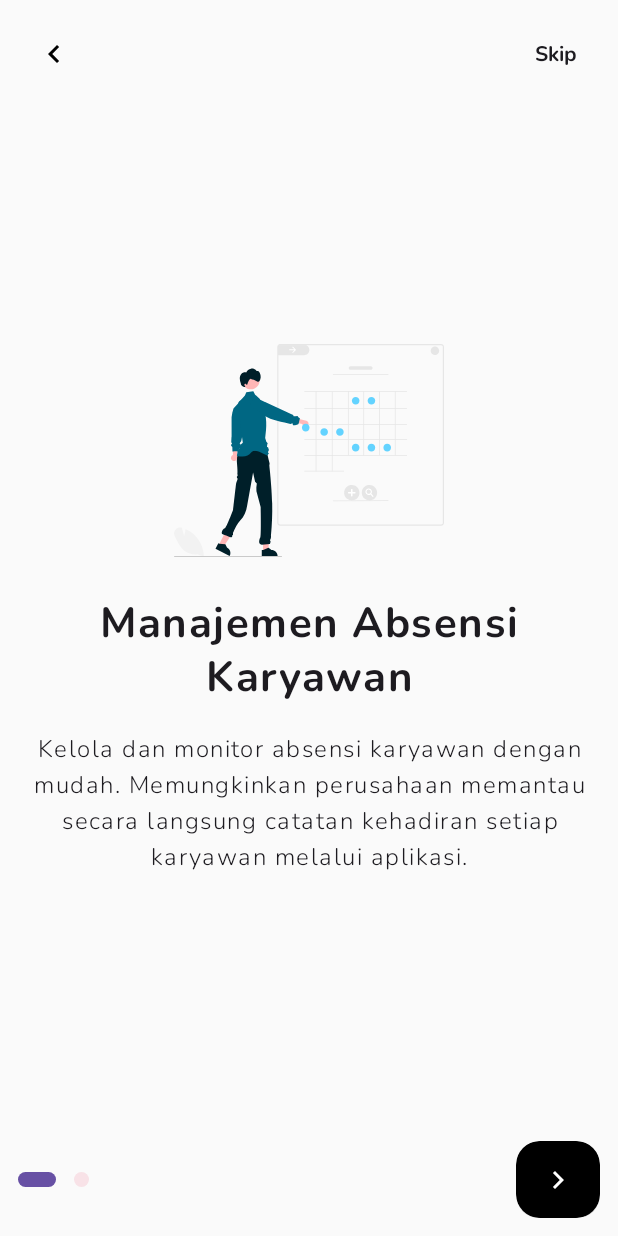
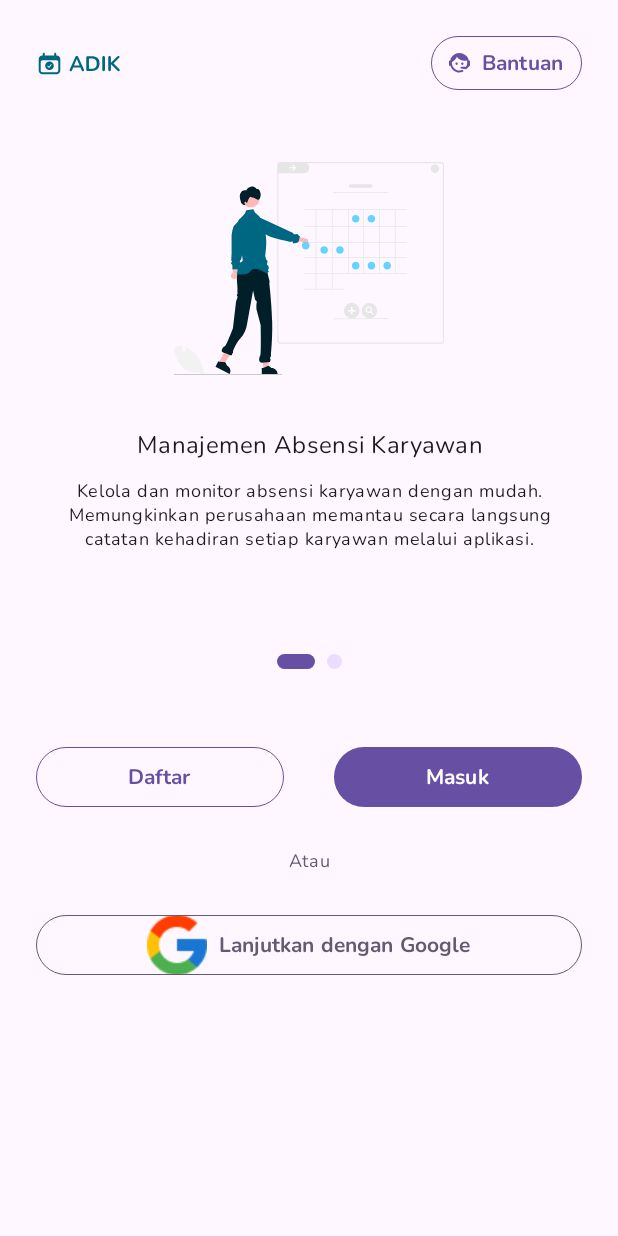
Before and after one commit to fauzanramadhani/ADIK, an Android app built with Jetpack Compose: the OnBoardingScreen screen opened through its navigation route, on a phone screen of 412 x 824 dp. Run offline under Robolectric (Android 15) with nearby library versions, the phone set to English and light mode, and no system bars; our stand-ins replace accompanist.

Commit message:
feat: finishing OnBoardingScreen UI

```diff
--- /dev/null
+++ b/app/src/main/java/com/fgr/adik/component/button/ButtonFilledBase.kt
@@ -0,0 +1,39 @@
+package com.fgr.adik.component.button
+
+import androidx.compose.foundation.layout.PaddingValues
+import androidx.compose.foundation.layout.RowScope
+import androidx.compose.foundation.shape.RoundedCornerShape
+import androidx.compose.material3.ButtonColors
+import androidx.compose.material3.ButtonDefaults
+import androidx.compose.material3.FilledTonalButton
+import androidx.compose.material3.MaterialTheme
+import androidx.compose.runtime.Composable
+import androidx.compose.ui.Modifier
+import androidx.compose.ui.graphics.Shape
+import androidx.compose.ui.unit.dp
+
+@Composable
+fun ButtonPrimaryBase(
+    modifier: Modifier = Modifier,
+    enabled: Boolean = true,
+    colors: ButtonColors = ButtonDefaults.filledTonalButtonColors(
+        containerColor = MaterialTheme.colorScheme.primary,
+        contentColor = MaterialTheme.colorScheme.onPrimary,
+        disabledContainerColor = MaterialTheme.colorScheme.surfaceVariant,
+        disabledContentColor = MaterialTheme.colorScheme.onPrimary
+    ),
+    shape: Shape = RoundedCornerShape(100.dp),
+    paddingValues: PaddingValues = PaddingValues(horizontal = 12.dp),
+    onClick: () -> Unit = {},
+    content: @Composable RowScope.() -> Unit = {},
+) {
+    FilledTonalButton(
+        modifier = modifier,
+        enabled = enabled,
+        shape = shape,
+        colors = colors,
+        contentPadding = paddingValues,
+        onClick = onClick,
+        content = content,
+    )
+}
--- a/app/src/main/java/com/fgr/adik/component/button/ButtonHelp.kt
+++ b/app/src/main/java/com/fgr/adik/component/button/ButtonHelp.kt
@@ -3,6 +3,7 @@ package com.fgr.adik.component.button
 import androidx.compose.foundation.layout.Arrangement
 import androidx.compose.foundation.layout.Column
 import androidx.compose.foundation.layout.Spacer
+import androidx.compose.foundation.layout.height
 import androidx.compose.foundation.layout.padding
 import androidx.compose.material3.Icon
 import androidx.compose.material3.Text
@@ -20,7 +21,9 @@ fun ButtonHelp(
     enabled: Boolean = true,
     onClick: () -> Unit = {},
 ) {
-    ButtonSecondaryBase(
+    ButtonOutlinedBase(
+        modifier = Modifier
+            .height(36.dp),
         enabled = enabled,
         onClick = onClick
     ) {
--- /dev/null
+++ b/app/src/main/java/com/fgr/adik/component/button/ButtonLoginWithGoogle.kt
@@ -0,0 +1,79 @@
+package com.fgr.adik.component.button
+
+import androidx.compose.foundation.Image
+import androidx.compose.foundation.layout.Arrangement
+import androidx.compose.foundation.layout.Column
+import androidx.compose.foundation.layout.Spacer
+import androidx.compose.foundation.layout.fillMaxWidth
+import androidx.compose.foundation.layout.padding
+import androidx.compose.material3.MaterialTheme
+import androidx.compose.material3.Text
+import androidx.compose.runtime.Composable
+import androidx.compose.ui.Modifier
+import androidx.compose.ui.graphics.ColorFilter
+import androidx.compose.ui.res.painterResource
+import androidx.compose.ui.res.stringResource
+import androidx.compose.ui.tooling.preview.Preview
+import androidx.compose.ui.unit.dp
+import com.fgr.adik.R
+import com.fgr.adik.ui.theme.ADIKTheme
+
+@Composable
+fun ButtonLoginWithGoogle(
+    modifier: Modifier = Modifier,
+    enabled: Boolean = true,
+    onClick: () -> Unit = {}
+) {
+    with(MaterialTheme) {
+        ButtonOutlinedBase(
+            modifier = modifier,
+            enabled = enabled,
+            contentColor = colorScheme.secondary,
+            borderColor = colorScheme.secondary,
+            onClick = onClick
+        ) {
+            Image(
+                painter = painterResource(id = R.drawable.icon_google),
+                colorFilter = if (!enabled) {
+                    ColorFilter.tint(
+                        color = colorScheme.secondary.copy(0.38f)
+                    )
+                } else {
+                    null
+                },
+                contentDescription = null,
+            )
+            Spacer(
+                modifier = Modifier
+                    .padding(horizontal = 4.dp)
+            )
+            Text(
+                text = stringResource(id = R.string.button_sign_in_with_google),
+                style = typography.labelLarge,
+            )
+        }
+    }
+}
+
+@Preview
+@Composable
+fun ButtonSignInWithGooglePreview() {
+    ADIKTheme {
+        Column(
+            verticalArrangement = Arrangement.spacedBy(12.dp),
+            modifier = Modifier
+                .padding(24.dp)
+        ) {
+            ButtonLoginWithGoogle(
+                enabled = true,
+                modifier = Modifier
+                    .fillMaxWidth()
+            )
+            ButtonLoginWithGoogle(
+                enabled = false,
+                modifier = Modifier
+                    .fillMaxWidth()
+            )
+        }
+    }
+}
--- a/app/src/main/java/com/fgr/adik/component/button/ButtonSecondaryBase.kt
+++ b/app/src/main/java/com/fgr/adik/component/button/ButtonOutlinedBase.kt
@@ -3,27 +3,32 @@ package com.fgr.adik.component.button
 import androidx.compose.foundation.BorderStroke
 import androidx.compose.foundation.layout.PaddingValues
 import androidx.compose.foundation.layout.RowScope
+import androidx.compose.foundation.shape.RoundedCornerShape
 import androidx.compose.material3.ButtonDefaults
 import androidx.compose.material3.MaterialTheme
+import androidx.compose.material3.OutlinedButton
 import androidx.compose.runtime.Composable
 import androidx.compose.ui.Modifier
 import androidx.compose.ui.graphics.Color
+import androidx.compose.ui.graphics.Shape
 import androidx.compose.ui.unit.dp
 
 @Composable
-fun ButtonSecondaryBase(
+fun ButtonOutlinedBase(
     modifier: Modifier = Modifier,
     enabled: Boolean = true,
     contentColor: Color = MaterialTheme.colorScheme.primary,
     borderColor: Color = MaterialTheme.colorScheme.primary,
+    shape: Shape = RoundedCornerShape(100.dp),
     paddingValues: PaddingValues = PaddingValues(horizontal = 12.dp),
     onClick: () -> Unit = {},
     content: @Composable RowScope.() -> Unit = {},
 ) {
     with(MaterialTheme) {
-        ButtonBase(
+        OutlinedButton(
             modifier = modifier,
             enabled = enabled,
+            shape = shape,
             colors = ButtonDefaults.outlinedButtonColors(
                 containerColor = colorScheme.surface,
                 contentColor = contentColor,
--- /dev/null
+++ b/app/src/main/java/com/fgr/adik/component/button/ButtonPrimary.kt
@@ -0,0 +1,64 @@
+package com.fgr.adik.component.button
+
+import androidx.compose.foundation.layout.Arrangement
+import androidx.compose.foundation.layout.Column
+import androidx.compose.foundation.layout.fillMaxWidth
+import androidx.compose.foundation.layout.padding
+import androidx.compose.material3.ButtonColors
+import androidx.compose.material3.ButtonDefaults
+import androidx.compose.material3.MaterialTheme
+import androidx.compose.material3.Text
+import androidx.compose.runtime.Composable
+import androidx.compose.ui.Modifier
+import androidx.compose.ui.tooling.preview.Preview
+import androidx.compose.ui.unit.dp
+import com.fgr.adik.ui.theme.ADIKTheme
+
+@Composable
+fun ButtonPrimary(
+    modifier: Modifier = Modifier,
+    enabled: Boolean = true,
+    text: String = "",
+    colors: ButtonColors = ButtonDefaults.filledTonalButtonColors(
+        containerColor = MaterialTheme.colorScheme.primary,
+        contentColor = MaterialTheme.colorScheme.onPrimary,
+        disabledContainerColor = MaterialTheme.colorScheme.surfaceVariant,
+        disabledContentColor = MaterialTheme.colorScheme.onPrimary
+    ),
+    onClick: () -> Unit = {},
+) {
+    ButtonPrimaryBase(
+        modifier = modifier,
+        colors = colors,
+        enabled = enabled,
+        onClick = onClick
+    ) {
+        Text(
+            text = text,
+            style = MaterialTheme.typography.labelLarge,
+        )
+    }
+}
+
+@Preview
+@Composable
+fun ButtonPrimaryPreview() {
+    ADIKTheme {
+        Column(
+            verticalArrangement = Arrangement.spacedBy(12.dp),
+            modifier = Modifier
+                .padding(24.dp)
+        ) {
+            ButtonPrimary(
+                modifier = Modifier.fillMaxWidth(),
+                enabled = true,
+                text = "Enabled"
+            )
+            ButtonPrimary(
+                modifier = Modifier.fillMaxWidth(),
+                enabled = false,
+                text = "Disabled"
+            )
+        }
+    }
+}
--- /dev/null
+++ b/app/src/main/java/com/fgr/adik/component/button/ButtonSecondary.kt
@@ -0,0 +1,25 @@
+package com.fgr.adik.component.button
+
+import androidx.compose.material3.MaterialTheme
+import androidx.compose.material3.Text
+import androidx.compose.runtime.Composable
+import androidx.compose.ui.Modifier
+
+@Composable
+fun ButtonSecondary(
+    modifier: Modifier = Modifier,
+    enabled: Boolean = true,
+    text: String = "",
+    onClick: () -> Unit = {}
+) {
+    ButtonOutlinedBase(
+        modifier = modifier,
+        enabled = enabled,
+        onClick = onClick,
+    ) {
+        Text(
+            text = text,
+            style = MaterialTheme.typography.labelLarge,
+        )
+    }
+}
--- a/app/src/main/java/com/fgr/adik/component/navbar/NavBarBase.kt
+++ b/app/src/main/java/com/fgr/adik/component/navbar/NavBarBase.kt
@@ -24,7 +24,7 @@ fun BaseNavBar(
         modifier = Modifier
             .fillMaxWidth()
             .background(color = backgroundColor)
-            .padding(24.dp)
+            .padding(horizontal = 24.dp, vertical = 24.dp)
     ) {
         content()
     }
--- a/app/src/main/java/com/fgr/adik/component/navbar/NavBarPrimary.kt
+++ b/app/src/main/java/com/fgr/adik/component/navbar/NavBarPrimary.kt
@@ -2,7 +2,6 @@ package com.fgr.adik.component.navbar
 
 import androidx.compose.foundation.Image
 import androidx.compose.runtime.Composable
-import androidx.compose.ui.Modifier
 import androidx.compose.ui.res.painterResource
 import androidx.compose.ui.tooling.preview.Preview
 import com.fgr.adik.R
@@ -18,7 +17,6 @@ fun NavBarPrimary(
         Image(
             painter = painterResource(id = R.drawable.icon_adik),
             contentDescription = "",
-            modifier = Modifier
         )
         ButtonHelp(
             enabled = supportButtonEnabled,
--- /dev/null
+++ b/app/src/main/java/com/fgr/adik/component/others/HorizontalDivider.kt
@@ -0,0 +1,24 @@
+package com.fgr.adik.component.others
+
+import androidx.compose.foundation.layout.fillMaxWidth
+import androidx.compose.material3.Divider
+import androidx.compose.material3.MaterialTheme
+import androidx.compose.runtime.Composable
+import androidx.compose.ui.Modifier
+import androidx.compose.ui.graphics.Color
+import androidx.compose.ui.unit.Dp
+import androidx.compose.ui.unit.dp
+
+@Composable
+fun HorizontalDiv(
+    modifier: Modifier = Modifier,
+    thickness: Dp = 0.2.dp,
+    color: Color = MaterialTheme.colorScheme.secondary
+) {
+    Divider(
+        modifier = modifier
+            .fillMaxWidth(),
+        thickness = thickness,
+        color = color
+    )
+}
--- /dev/null
+++ b/app/src/main/java/com/fgr/adik/component/others/Indicator.kt
@@ -0,0 +1,35 @@
+package com.fgr.adik.component.others
+
+import androidx.compose.animation.core.Spring
+import androidx.compose.animation.core.animateDpAsState
+import androidx.compose.animation.core.spring
+import androidx.compose.foundation.background
+import androidx.compose.foundation.layout.Box
+import androidx.compose.foundation.layout.height
+import androidx.compose.foundation.layout.width
+import androidx.compose.foundation.shape.CircleShape
+import androidx.compose.material3.MaterialTheme
+import androidx.compose.runtime.Composable
+import androidx.compose.ui.Modifier
+import androidx.compose.ui.draw.clip
+import androidx.compose.ui.unit.dp
+
+@Composable
+fun Indicator(isSelected: Boolean) {
+    val width = animateDpAsState(
+        targetValue = if (isSelected) 25.dp else 10.dp,
+        animationSpec = spring(dampingRatio = Spring.DampingRatioMediumBouncy), label = ""
+    )
+
+    Box(
+        modifier = Modifier
+            .height(10.dp)
+            .width(width.value)
+            .clip(CircleShape)
+            .background(
+                color = if (isSelected) MaterialTheme.colorScheme.primary else MaterialTheme.colorScheme.primaryContainer
+            )
+    ) {
+
+    }
+}
--- a/app/src/main/java/com/fgr/adik/ui/screen/auth/on_boarding/OnBoardingScreen.kt
+++ b/app/src/main/java/com/fgr/adik/ui/screen/auth/on_boarding/OnBoardingScreen.kt
@@ -1,172 +1,102 @@
 package com.fgr.adik.ui.screen.auth.on_boarding
 
-import androidx.compose.animation.core.Spring
-import androidx.compose.animation.core.animateDpAsState
-import androidx.compose.animation.core.spring
 import androidx.compose.foundation.Image
 import androidx.compose.foundation.background
 import androidx.compose.foundation.layout.Arrangement
-import androidx.compose.foundation.layout.Box
-import androidx.compose.foundation.layout.BoxScope
 import androidx.compose.foundation.layout.Column
-import androidx.compose.foundation.layout.PaddingValues
 import androidx.compose.foundation.layout.Row
 import androidx.compose.foundation.layout.Spacer
-import androidx.compose.foundation.layout.fillMaxHeight
 import androidx.compose.foundation.layout.fillMaxSize
 import androidx.compose.foundation.layout.fillMaxWidth
 import androidx.compose.foundation.layout.height
 import androidx.compose.foundation.layout.padding
-import androidx.compose.foundation.layout.width
-import androidx.compose.foundation.shape.CircleShape
-import androidx.compose.foundation.shape.RoundedCornerShape
-import androidx.compose.material.icons.Icons
-import androidx.compose.material.icons.outlined.KeyboardArrowLeft
-import androidx.compose.material.icons.outlined.KeyboardArrowRight
-import androidx.compose.material3.FloatingActionButton
-import androidx.compose.material3.Icon
-import androidx.compose.material3.IconButton
+import androidx.compose.foundation.rememberScrollState
+import androidx.compose.foundation.verticalScroll
+import androidx.compose.material3.ExperimentalMaterial3Api
 import androidx.compose.material3.MaterialTheme
+import androidx.compose.material3.Scaffold
 import androidx.compose.material3.Text
-import androidx.compose.material3.TextButton
 import androidx.compose.runtime.Composable
+import androidx.compose.runtime.remember
 import androidx.compose.runtime.rememberCoroutineScope
 import androidx.compose.ui.Alignment
 import androidx.compose.ui.Modifier
-import androidx.compose.ui.draw.clip
-import androidx.compose.ui.graphics.Color
 import androidx.compose.ui.res.painterResource
 import androidx.compose.ui.res.stringResource
-import androidx.compose.ui.text.font.FontWeight
 import androidx.compose.ui.text.style.TextAlign
 import androidx.compose.ui.unit.dp
-import androidx.compose.ui.unit.sp
 import androidx.navigation.NavHostController
 import com.fgr.adik.R
+import com.fgr.adik.component.button.ButtonLoginWithGoogle
+import com.fgr.adik.component.button.ButtonPrimary
+import com.fgr.adik.component.button.ButtonSecondary
+import com.fgr.adik.component.navbar.NavBarPrimary
+import com.fgr.adik.component.others.HorizontalDiv
+import com.fgr.adik.component.others.Indicator
 import com.google.accompanist.pager.ExperimentalPagerApi
 import com.google.accompanist.pager.HorizontalPager
 import com.google.accompanist.pager.rememberPagerState
-import kotlinx.coroutines.launch
 
-@OptIn(ExperimentalPagerApi::class)
+@OptIn(ExperimentalPagerApi::class, ExperimentalMaterial3Api::class)
 @Composable
 fun OnBoardingScreen(
     navHostController: NavHostController
 ) {
-    val items = OnBoardingItems.getData()
+    val items = remember {
+        OnBoardingItems.getData()
+    }
     val scope = rememberCoroutineScope()
     val pageState = rememberPagerState()
 
-    Column(modifier = Modifier.fillMaxSize()) {
-        TopSection(
-            onBackClick = {
-                if (pageState.currentPage + 1 > 1) scope.launch {
-                    pageState.scrollToPage(pageState.currentPage - 1)
+    Scaffold(
+        topBar = {
+            NavBarPrimary()
         }
-            },
-            onSkipClick = {
-                if (pageState.currentPage + 1 < items.size) scope.launch {
-                    pageState.scrollToPage(items.size - 1)
-                }
-            }
+    ) { paddingValues ->
+        Column(
+            horizontalAlignment = Alignment.CenterHorizontally,
+            modifier = Modifier
+                .fillMaxSize()
+                .background(MaterialTheme.colorScheme.surface)
+                .verticalScroll(rememberScrollState())
+                .padding(
+                    start = 24.dp,
+                    end = 24.dp,
+                    top = paddingValues.calculateTopPadding() + 24.dp
                 )
-
+        ) {
             HorizontalPager(
                 count = items.size,
                 state = pageState,
                 modifier = Modifier
-                .fillMaxHeight(0.9f)
-                .fillMaxWidth()
+                    .height(280.dp)
             ) { page ->
                 OnBoardingItem(items = items[page])
             }
-        BottomSection(size = items.size, index = pageState.currentPage) {
-            if (pageState.currentPage + 1 < items.size) scope.launch {
-                pageState.scrollToPage(pageState.currentPage + 1)
+            Spacer(modifier = Modifier.padding(vertical = 24.dp))
+            // Indicators
+            Row(
+                horizontalArrangement = Arrangement.spacedBy(8.dp),
+                verticalAlignment = Alignment.CenterVertically,
+            ) {
+                repeat(items.size) {
+                    Indicator(isSelected = it == pageState.currentPage)
                 }
             }
+            Spacer(modifier = Modifier.padding(vertical = 24.dp))
+            // Bottom Section
+            BottomSection(
+                onRegisterClicked = {
+                    //TODO
+                },
+                onLoginClicked = {
+                    //TODO
+                },
+                onLoginGoogleClicked = {
+                    //TODO
                 }
+            )
         }
-
-@ExperimentalPagerApi
-@Composable
-fun TopSection(onBackClick: () -> Unit = {}, onSkipClick: () -> Unit = {}) {
-    Box(
-        modifier = Modifier
-            .fillMaxWidth()
-            .padding(12.dp)
-    ) {
-        // Back button
-        IconButton(onClick = onBackClick, modifier = Modifier.align(Alignment.CenterStart)) {
-            Icon(imageVector = Icons.Outlined.KeyboardArrowLeft, contentDescription = null)
-        }
-
-        // Skip Button
-        TextButton(
-            onClick = onSkipClick,
-            modifier = Modifier.align(Alignment.CenterEnd),
-            contentPadding = PaddingValues(0.dp)
-        ) {
-            Text(text = "Skip", color = MaterialTheme.colorScheme.onBackground)
-        }
-    }
-}
-
-@Composable
-fun BottomSection(size: Int, index: Int, onButtonClick: () -> Unit = {}) {
-    Box(
-        modifier = Modifier
-            .fillMaxWidth()
-            .padding(12.dp)
-    ) {
-        // Indicators
-        Indicators(size, index)
-
-        // FAB Next
-        FloatingActionButton(
-            onClick = { /* do something */ },
-            containerColor = Color.Black,
-            modifier = Modifier
-                .align(Alignment.CenterEnd)
-                .clip(RoundedCornerShape(15.dp, 15.dp, 15.dp, 15.dp))
-        ) {
-            Icon(Icons.Outlined.KeyboardArrowRight,
-                tint = Color.White,
-                contentDescription = "Localized description")
-        }
-    }
-}
-
-@Composable
-fun BoxScope.Indicators(size: Int, index: Int) {
-    Row(
-        verticalAlignment = Alignment.CenterVertically,
-        horizontalArrangement = Arrangement.spacedBy(12.dp),
-        modifier = Modifier.align(Alignment.CenterStart)
-    ) {
-        repeat(size) {
-            Indicator(isSelected = it == index)
-        }
-    }
-}
-
-@Composable
-fun Indicator(isSelected: Boolean) {
-    val width = animateDpAsState(
-        targetValue = if (isSelected) 25.dp else 10.dp,
-        animationSpec = spring(dampingRatio = Spring.DampingRatioMediumBouncy), label = ""
-    )
-
-    Box(
-        modifier = Modifier
-            .height(10.dp)
-            .width(width.value)
-            .clip(CircleShape)
-            .background(
-                color = if (isSelected) MaterialTheme.colorScheme.primary else Color(0XFFF8E2E7)
-            )
-    ) {
-
     }
 }
 
@@ -174,7 +104,6 @@ fun Indicator(isSelected: Boolean) {
 fun OnBoardingItem(items: OnBoardingItems) {
     Column(
         horizontalAlignment = Alignment.CenterHorizontally,
-        verticalArrangement = Arrangement.Center,
         modifier = Modifier.fillMaxSize()
     ) {
         Image(
@@ -183,27 +112,76 @@ fun OnBoardingItem(items: OnBoardingItems) {
             modifier = Modifier.padding(start = 50.dp, end = 50.dp)
         )
 
-        Spacer(modifier = Modifier.height(25.dp))
+        Spacer(modifier = Modifier.height(36.dp))
 
         Text(
             text = stringResource(id = items.title),
-            style = MaterialTheme.typography.headlineMedium,
-            // fontSize = 24.sp,
-            color = MaterialTheme.colorScheme.onBackground,
-            fontWeight = FontWeight.Bold,
-            textAlign = TextAlign.Center,
-            letterSpacing = 1.sp,
+            style = MaterialTheme.typography.titleMedium,
+            color = MaterialTheme.colorScheme.onSurface,
+            textAlign = TextAlign.Center
         )
-        Spacer(modifier = Modifier.height(8.dp))
-
+        Spacer(modifier = Modifier.height(12.dp))
         Text(
             text = stringResource(id = items.desc),
-            style = MaterialTheme.typography.bodyLarge,
+            style = MaterialTheme.typography.bodySmall,
             color = MaterialTheme.colorScheme.onBackground,
-            fontWeight = FontWeight.Light,
-            textAlign = TextAlign.Center,
-            modifier = Modifier.padding(10.dp),
-            letterSpacing = 1.sp,
+            textAlign = TextAlign.Center
+        )
+    }
+}
+
+@Composable
+fun BottomSection(
+    onRegisterClicked: () -> Unit = {},
+    onLoginClicked: () -> Unit = {},
+    onLoginGoogleClicked: () -> Unit = {},
+) {
+    Column(
+        verticalArrangement = Arrangement.spacedBy(24.dp),
+    ) {
+        // Button Login with Email
+        Row(
+            verticalAlignment = Alignment.CenterVertically,
+        ) {
+            ButtonSecondary(
+                text = stringResource(id = R.string.register),
+                modifier = Modifier
+                    .weight(1f),
+                onClick = onRegisterClicked
+            )
+            Spacer(modifier = Modifier.weight(0.2f))
+            ButtonPrimary(
+                text = stringResource(id = R.string.login),
+                modifier = Modifier
+                    .weight(1f),
+                onClick = onLoginClicked
+            )
+        }
+        // Spacer
+        Row(
+            horizontalArrangement = Arrangement.spacedBy(24.dp),
+            verticalAlignment = Alignment.CenterVertically
+        ) {
+            HorizontalDiv(
+                modifier = Modifier
+                    .weight(0.4f)
+            )
+            Text(
+                text = stringResource(id = R.string.or),
+                style = MaterialTheme.typography.bodySmall,
+                color = MaterialTheme.colorScheme.secondary,
+                textAlign = TextAlign.Center
+            )
+            HorizontalDiv(
+                modifier = Modifier
+                    .weight(0.4f)
+            )
+        }
+        // Login with Google
+        ButtonLoginWithGoogle(
+            modifier = Modifier
+                .fillMaxWidth(),
+            onClick = onLoginGoogleClicked
         )
     }
 }
@@ -213,11 +191,19 @@ class OnBoardingItems(
     val title: Int,
     val desc: Int
 ) {
-    companion object{
-        fun getData(): List<OnBoardingItems>{
+    companion object {
+        fun getData(): List<OnBoardingItems> {
             return listOf(
-                OnBoardingItems(R.drawable.attendance_illustration, R.string.screen_on_boarding_1_title, R.string.screen_on_boarding_1_description),
-                OnBoardingItems(R.drawable.location_illustration, R.string.screen_on_boarding_2_title, R.string.screen_on_boarding_2_description),
+                OnBoardingItems(
+                    R.drawable.attendance_illustration,
+                    R.string.screen_on_boarding_1_title,
+                    R.string.screen_on_boarding_1_description
+                ),
+                OnBoardingItems(
+                    R.drawable.location_illustration,
+                    R.string.screen_on_boarding_2_title,
+                    R.string.screen_on_boarding_2_description
+                ),
             )
         }
     }
--- /dev/null
+++ b/app/src/main/res/drawable/ic_arrow_back_1.xml
@@ -0,0 +1,5 @@
+<vector android:autoMirrored="true" android:height="24dp"
+    android:tint="#000000" android:viewportHeight="24"
+    android:viewportWidth="24" android:width="24dp" xmlns:android="http://schemas.android.com/apk/res/android">
+    <path android:fillColor="@android:color/white" android:pathData="M11.67,3.87L9.9,2.1 0,12l9.9,9.9 1.77,-1.77L3.54,12z"/>
+</vector>
--- a/app/src/main/res/values/strings.xml
+++ b/app/src/main/res/values/strings.xml
@@ -15,8 +15,19 @@
     S-Component
     -->
     <string name="button_help">Bantuan</string>
+    <string name="button_sign_in_with_google">Lanjutkan dengan Google</string>
     <!--
     E-Component
     -->
 
+    <!--
+    S-Word
+    -->
+    <string name="or">Atau</string>
+    <string name="register">Daftar</string>
+    <string name="login">Masuk</string>
+    <!--
+    E-Word
+    -->
+
 </resources>
```
Also changed, not shown: app/src/main/java/com/fgr/adik/component/button/ButtonBase.kt (deleted, +0 -36 lines), app/src/main/java/com/fgr/adik/component/navbar/NavBarSecondary.kt (+20 -0 lines), app/src/main/java/com/fgr/adik/ui/screen/auth/login/LoginScreen.kt (added, +11 -0 lines), app/src/main/res/drawable/icon_google.png (added). Lines whose indentation alone changed are shown as unchanged.
